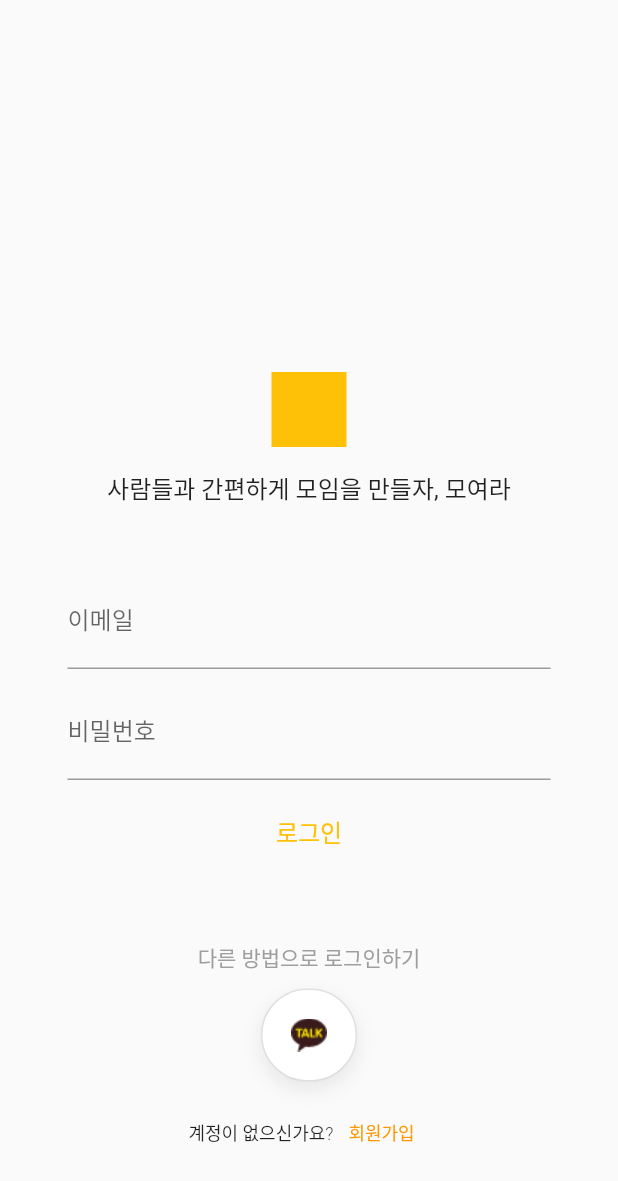
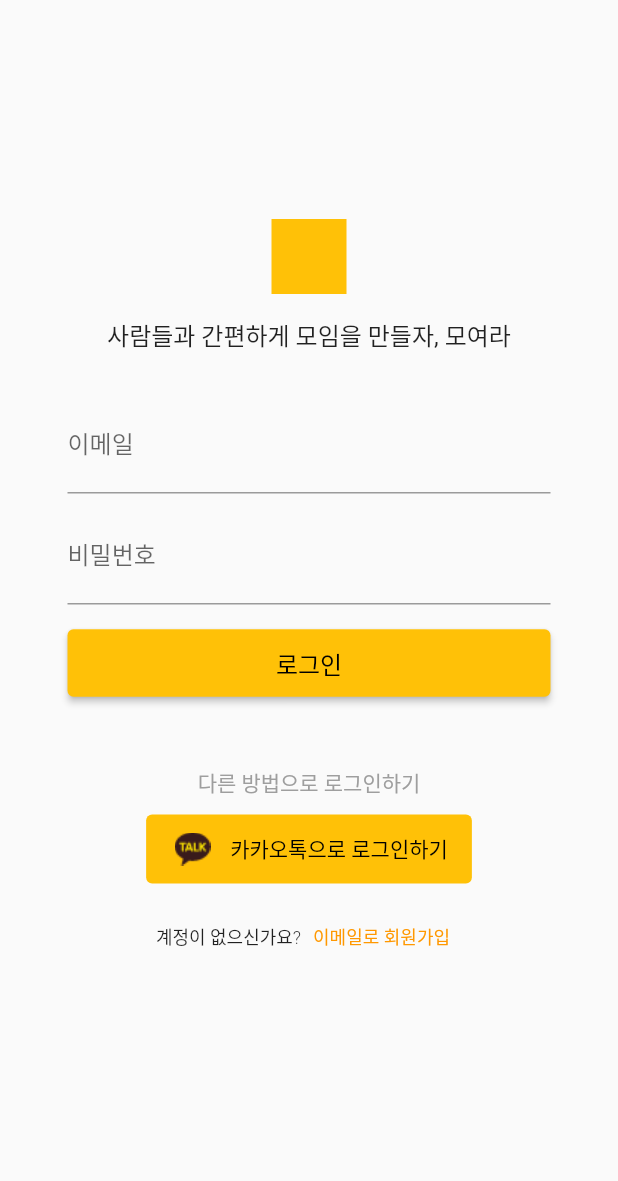
Before and after one commit to losif63/CS496_Project2, a Flutter app: the AuthView screen opened directly, on a phone screen of 412 x 824 dp. Shown: the top 1181 px of the screen. Run offline on Flutter 3.47's test engine with Material 2 defaults, Android fonts, the light colour scheme and no system bars; our stand-ins replace material_design_icons_flutter; missing offline and left inert: kakao_flutter_sdk, kakao_flutter_sdk_common.

Commit message:
UI - add authView

```diff
--- a/cs496_project2_front_end/lib/main.dart
+++ b/cs496_project2_front_end/lib/main.dart
@@ -2,12 +2,14 @@
 import 'package:cs496_project2_front_end/view/control_view.dart';
 import 'package:cs496_project2_front_end/view/my_page_view.dart';
 import 'package:cs496_project2_front_end/view/room_chat_view.dart';
-import 'package:flutter/material.dart';
-
 import 'package:cs496_project2_front_end/view/room_list_view.dart';
 import 'package:cs496_project2_front_end/view/room_detail_view.dart';
+import 'package:flutter/material.dart';
+import 'package:kakao_flutter_sdk_common/kakao_flutter_sdk_common.dart';
 
 void main() {
+  var NATIVE_APP_KEY = '73209b84ec45301453398f47733a0420';
+  KakaoSdk.init(nativeAppKey: '${NATIVE_APP_KEY}');
   runApp(const MyApp());
 }
 
--- a/cs496_project2_front_end/lib/view/auth_view.dart
+++ b/cs496_project2_front_end/lib/view/auth_view.dart
@@ -1,3 +1,6 @@
+import 'package:cs496_project2_front_end/view/auth_join_view.dart';
+import 'package:cs496_project2_front_end/viewmodel/auth/auth_viewmodel.dart';
+import 'package:cs496_project2_front_end/viewmodel/auth/kakao_login.dart';
 import 'package:flutter/material.dart';
 
 class AuthView extends StatelessWidget {
@@ -8,20 +11,22 @@
   @override
   Widget build(BuildContext context) {
     return Scaffold(
-      body: SizedBox(
+      body: SingleChildScrollView(
+        physics: const NeverScrollableScrollPhysics(),
+        child: SizedBox(
             width: MediaQuery.of(context).size.width,
             height: MediaQuery.of(context).size.height,
             child: Column(
-              mainAxisAlignment: MainAxisAlignment.end,
+                mainAxisAlignment: MainAxisAlignment.center,
                 crossAxisAlignment: CrossAxisAlignment.center,
                 children: [
-                const SizedBox(height: 75),
-                Container(height: 50, width: 50, color: Colors.amber), //앱 로고 박기
+                  Container(
+                      height: 50, width: 50, color: Colors.amber), //앱 로고 박기
                   const SizedBox(height: 15),
                   Text('사람들과 간편하게 모임을 만들자, 모여라',
                       style: TextStyle(fontSize: 16, color: Colors.black87)),
                   Padding(
-                  padding: const EdgeInsets.all(45),
+                    padding: const EdgeInsets.fromLTRB(45, 30, 45, 30),
                     child: Form(
                         key: _formKey,
                         child: Column(children: [
@@ -39,13 +44,18 @@
                               autocorrect: false,
                               decoration: const InputDecoration(
                                   labelText: '비밀번호', hintText: '비밀번호를 입력해주세요')),
-                        const SizedBox(height: 10),
-                        TextButton(
-                          child:
-                              const Text('로그인', style: TextStyle(fontSize: 16)),
+                          const SizedBox(height: 15),
+                          ElevatedButton(
+                            child: Row(
+                              mainAxisAlignment: MainAxisAlignment.center,
+                              children: const [
+                                SizedBox(height: 45),
+                                Text('로그인', style: TextStyle(fontSize: 16)),
+                              ],
+                            ),
                             onPressed: () {},
                           ),
-                        const SizedBox(height: 50),
+                          const SizedBox(height: 45),
                           Column(
                             mainAxisSize: MainAxisSize.min,
                             mainAxisAlignment: MainAxisAlignment.center,
@@ -57,8 +67,7 @@
                                     color: Colors.grey,
                                   )),
                               const SizedBox(height: 10),
-                            CustomButtonSocial(
-                                onPressedFn: () {}, image: 'kakaotalk'),
+                              KakaoLoginButton(),
                               const SizedBox(height: 10),
                               Row(
                                 mainAxisAlignment: MainAxisAlignment.center,
@@ -69,8 +78,14 @@
                                           fontWeight: FontWeight.w300,
                                           color: Colors.black87)),
                                   TextButton(
-                                    onPressed: () {},
-                                    child: const Text("회원가입",
+                                      onPressed: () {
+                                        Navigator.push(
+                                            context,
+                                            MaterialPageRoute(
+                                                builder: ((context) =>
+                                                    AuthJoinView())));
+                                      },
+                                      child: const Text("이메일로 회원가입",
                                           style: TextStyle(
                                               fontSize: 12,
                                               color: Colors.orange)))
@@ -79,48 +94,35 @@
                             ],
                           )
                         ])),
-                )
+                  ),
                 ])),
+      ),
     );
   }
 }
 
-class CustomButtonSocial extends StatelessWidget {
-  final VoidCallback onPressedFn;
-  final String image;
-
-  const CustomButtonSocial({
-    Key? key,
-    required this.onPressedFn,
-    required this.image,
-  }) : super(key: key);
+class KakaoLoginButton extends StatelessWidget {
+  final viewModel = AuthViewModel(KakaoLogin());
 
   @override
   Widget build(BuildContext context) {
-    return Container(
-      decoration: BoxDecoration(
-        borderRadius: BorderRadius.circular(30),
-        boxShadow: const [
-          BoxShadow(
-            color: Color.fromARGB(20, 0, 0, 0),
-            blurRadius: 10,
-            offset: Offset(0, 5),
-          ),
+    return ElevatedButton(
+      style: ElevatedButton.styleFrom(
+          elevation: 0.0,
+          primary: Colors.amber,
+          padding: const EdgeInsets.fromLTRB(16, 8, 16, 8),
+          maximumSize: const Size.fromHeight(50)),
+      onPressed: () async {
+        await viewModel.login();
+      },
+      child: Row(
+        mainAxisSize: MainAxisSize.min,
+        children: [
+          Image.asset('assets/images/kakaotalk.png', height: 30, width: 30),
+          SizedBox(width: 10),
+          Text('카카오톡으로 로그인하기')
         ],
       ),
-      child: OutlinedButton(
-          style: OutlinedButton.styleFrom(
-            primary: Colors.white,
-            backgroundColor: Colors.white,
-            padding: const EdgeInsets.all(16),
-            shape:
-                RoundedRectangleBorder(borderRadius: BorderRadius.circular(40)),
-          ),
-          onPressed: onPressedFn,
-          child:
-              //D:\programs\madcamp\cs496_2ndWeek\CS496_Project2\cs496_project2_front_end\assets\images\kakaotalk.png
-              Image.asset('assets/images/kakaotalk.png',
-                  height: 30, width: 30)),
     );
   }
 }
--- /dev/null
+++ b/cs496_project2_front_end/lib/viewmodel/auth/auth_viewmodel.dart
@@ -0,0 +1,22 @@
+import 'package:cs496_project2_front_end/viewmodel/auth/kakao_login.dart';
+import 'package:kakao_flutter_sdk/kakao_flutter_sdk.dart';
+
+class AuthViewModel {
+  final KakaoLogin _kakaoLogin;
+  bool isLogined = false;
+  User? user;
+
+  AuthViewModel(this._kakaoLogin);
+
+  Future login() async {
+    isLogined = await _kakaoLogin.login();
+    print(isLogined.toString());
+    if (isLogined) user = await UserApi.instance.me();
+  }
+
+  Future logout() async {
+    await _kakaoLogin.logout();
+    isLogined = false;
+    user = null;
+  }
+}
--- a/cs496_project2_front_end/pubspec.yaml
+++ b/cs496_project2_front_end/pubspec.yaml
@@ -35,6 +35,7 @@
   # Use with the CupertinoIcons class for iOS style icons.
   cupertino_icons: ^1.0.2
   material_design_icons_flutter: ^5.0.6595
+  kakao_flutter_sdk: ^1.2.1
 
 dev_dependencies:
   flutter_test:
```
Also changed, not shown: cs496_project2_front_end/lib/view/auth_join_view.dart (added, +58 -0 lines), cs496_project2_front_end/lib/view/control_view.dart (+6 -7 lines), cs496_project2_front_end/lib/view/my_page_view.dart (+2 -11 lines), cs496_project2_front_end/lib/viewmodel/auth/kakao_login.dart (added, +38 -0 lines), cs496_project2_front_end/pubspec.lock, 3 other files. Lines whose indentation alone changed are shown as unchanged.
